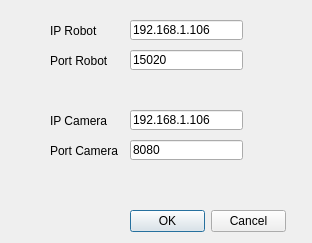
JySky/RemoteBot, file config.ui: the form before one commit.
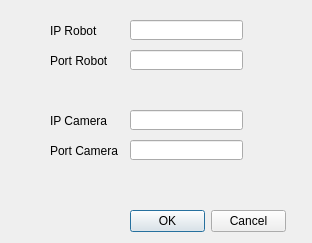
The form after the commit.

```diff
--- a/config.ui
+++ b/config.ui
@@ -35,7 +35,7 @@
     </rect>
    </property>
    <property name="text">
-    <string>192.168.1.106</string>
+    <string/>
    </property>
   </widget>
   <widget class="QLineEdit" name="PortRobot">
@@ -48,7 +48,7 @@
     </rect>
    </property>
    <property name="text">
-    <string>15020</string>
+    <string/>
    </property>
   </widget>
   <widget class="QLineEdit" name="IPCamera">
@@ -61,7 +61,7 @@
     </rect>
    </property>
    <property name="text">
-    <string>192.168.1.106</string>
+    <string/>
    </property>
   </widget>
   <widget class="QLineEdit" name="PortCamera">
@@ -74,7 +74,7 @@
     </rect>
    </property>
    <property name="text">
-    <string>8080</string>
+    <string/>
    </property>
   </widget>
   <widget class="QLabel" name="IP_Camera">
```
